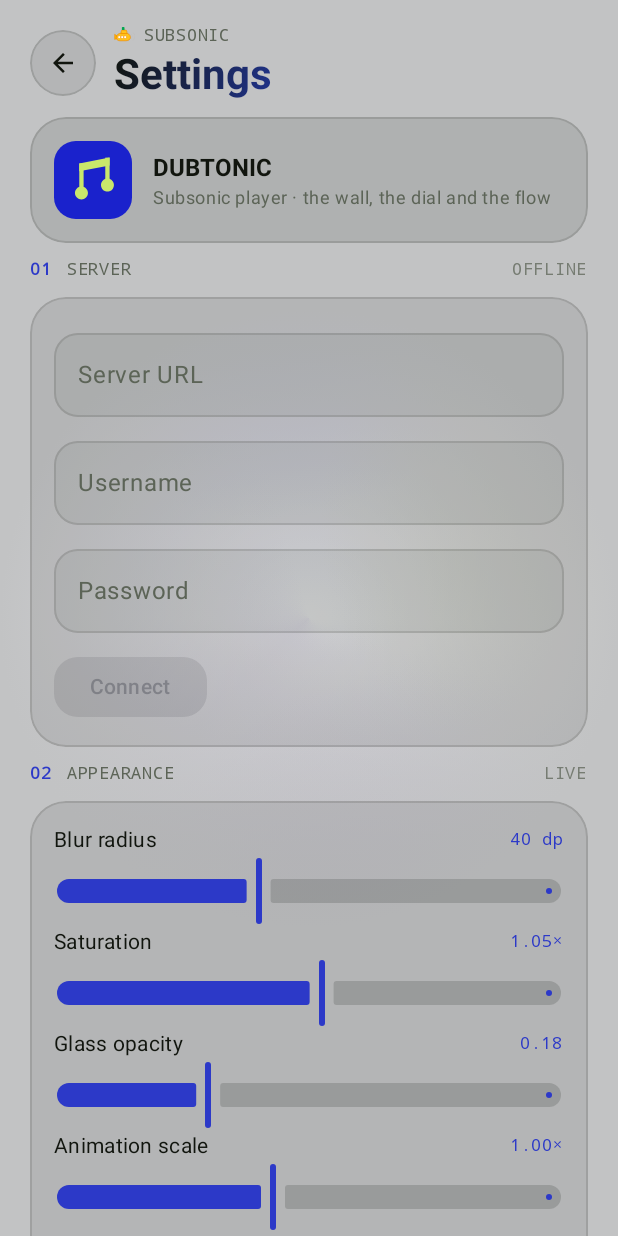
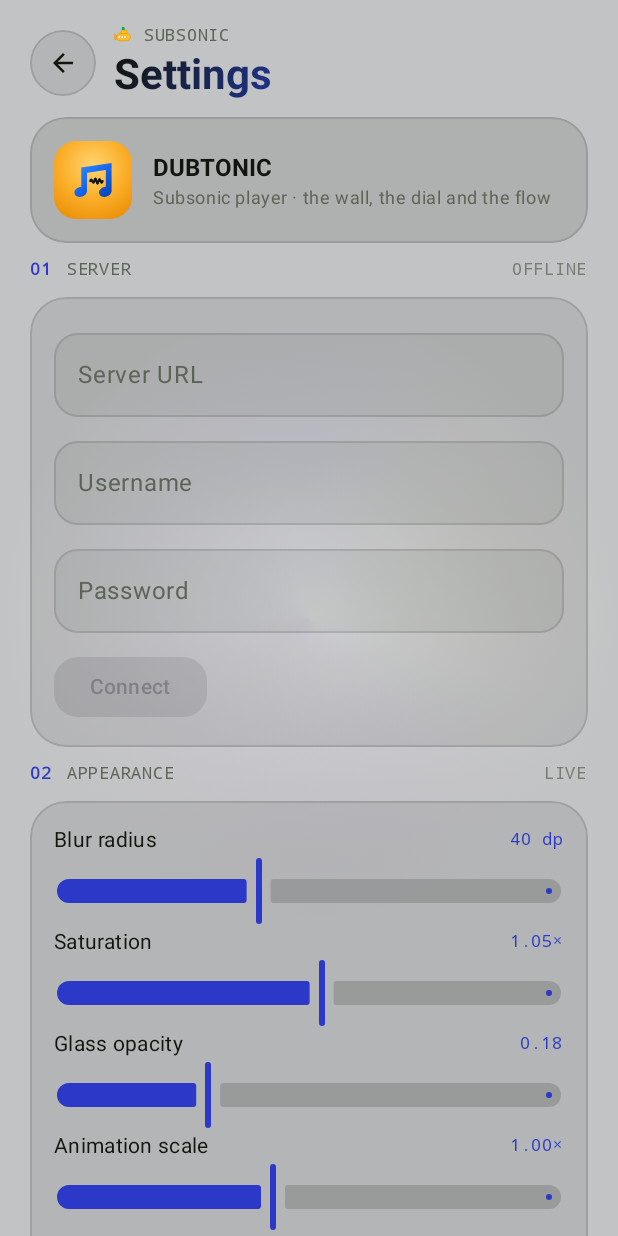
Before and after one commit to atomxkc-drold/DubTonic, an Android app built with Jetpack Compose: the SettingsScreen screen opened through its navigation route, on a phone screen of 412 x 824 dp. Run offline under Robolectric (Android 15) with nearby library versions, the phone set to English and light mode, and no system bars; our stand-ins replace Dagger/Hilt's generated code; libraries missing offline, so code that uses them is left out: androidx.palette.graphics; network calls fail; pictures from the network do not load; 4 statements that could not run were skipped.

Commit message:
More app icon changes

```diff
--- a/app/src/main/kotlin/com/androidharness/musicplayer/ui/chrome/Chrome.kt
+++ b/app/src/main/kotlin/com/androidharness/musicplayer/ui/chrome/Chrome.kt
@@ -38,10 +38,12 @@ import androidx.compose.runtime.staticCompositionLocalOf
 import androidx.compose.ui.Alignment
 import androidx.compose.ui.Modifier
 import androidx.compose.ui.draw.clip
+import androidx.compose.ui.geometry.Offset
 import androidx.compose.ui.graphics.Brush
 import androidx.compose.ui.graphics.Color
 import androidx.compose.ui.graphics.Shape
 import androidx.compose.ui.graphics.lerp
+import androidx.compose.ui.platform.LocalDensity
 import androidx.compose.ui.res.painterResource
 import androidx.compose.ui.text.font.FontFamily
 import androidx.compose.ui.text.font.FontWeight
@@ -312,14 +314,31 @@ fun ChromeChip(
     }
 }
 
-/** Small brand tile: blue square, lime note. Mirrors the launcher icon. */
+/** Launcher field colours: amber radial, matching ic_launcher_background. */
+private val IconFieldLight = Color(0xFFFFD470)
+private val IconFieldMid = Color(0xFFFBAF2B)
+private val IconFieldDeep = Color(0xFFE88A00)
+
+/**
+ * Small brand tile: amber field, azure beamed note, ink waveform.
+ * Layer for layer the same mark as the launcher icon, so the header and Settings
+ * crest never drift from what sits on the home screen.
+ */
 @Composable
 fun BrandMark(size: Dp = 44.dp, modifier: Modifier = Modifier) {
+    val field = with(LocalDensity.current) {
+        val extent = size.toPx()
+        Brush.radialGradient(
+            colors = listOf(IconFieldLight, IconFieldMid, IconFieldDeep),
+            center = Offset(extent * 0.5f, extent * 0.32f),
+            radius = extent * 0.82f,
+        )
+    }
     Box(
         modifier = modifier
             .size(size)
             .clip(RoundedCornerShape(size * 0.28f))
-            .background(BrandBlue),
+            .background(field),
         contentAlignment = Alignment.Center,
     ) {
         Image(
--- a/app/src/main/res/drawable/ic_launcher_foreground.xml
+++ b/app/src/main/res/drawable/ic_launcher_foreground.xml
@@ -1,23 +1,32 @@
 <?xml version="1.0" encoding="utf-8"?>
 <vector xmlns:android="http://schemas.android.com/apk/res/android"
+    xmlns:aapt="http://schemas.android.com/aapt"
     android:width="108dp"
     android:height="108dp"
     android:viewportWidth="108"
     android:viewportHeight="108">
-    <!-- Beamed double note: two stems, one beam, two heads. -->
+
+    <!-- Beamed double note, one path so a single gradient flows across the whole mark. -->
+    <path android:pathData="M37.76,36.80 L79.73,30.50 L79.73,38.89 L37.76,45.19 Z M37.76,36.80 L45.73,35.60 L45.73,70.37 L37.76,70.37 Z M71.76,31.70 L79.73,30.50 L79.73,70.37 L71.76,70.37 Z M28.54,73.10 A8.81,6.93 -18 1 1 45.30,67.65 A8.81,6.93 -18 1 1 28.54,73.10 Z M62.53,73.10 A8.81,6.93 -18 1 1 79.30,67.65 A8.81,6.93 -18 1 1 62.53,73.10 Z">
+        <aapt:attr name="android:fillColor">
+            <gradient
+                android:type="linear"
+                android:startX="30.8"
+                android:startY="30.5"
+                android:endX="69.4"
+                android:endY="77.5">
+                <item android:offset="0.0" android:color="@color/icon_azure_light" />
+                <item android:offset="0.52" android:color="@color/icon_azure" />
+                <item android:offset="1.0" android:color="@color/icon_azure_deep" />
+            </gradient>
+        </aapt:attr>
+    </path>
+
+    <!-- Dub waveform riding in the hollow of the note. -->
     <path
-        android:fillColor="#C9E86B"
-        android:pathData="M35,31 L77,23 L77,34 L35,42 Z" />
-    <path
-        android:fillColor="#C9E86B"
-        android:pathData="M35,31 h6 v34 h-6 z" />
-    <path
-        android:fillColor="#C9E86B"
-        android:pathData="M71,23 h6 v30 h-6 z" />
-    <path
-        android:fillColor="#C9E86B"
-        android:pathData="M29,72 A9,9 0 1,0 47,72 A9,9 0 1,0 29,72 Z" />
-    <path
-        android:fillColor="#C9E86B"
-        android:pathData="M65,61 A9,9 0 1,0 83,61 A9,9 0 1,0 65,61 Z" />
+        android:pathData="M50.14,55.47 C51.06,52.70 52.09,52.70 53.01,55.47 C53.93,58.24 54.96,58.24 55.88,55.47 C56.79,50.86 57.83,50.86 58.75,55.47 C59.66,60.09 60.70,60.09 61.61,55.47 C62.53,52.01 63.56,52.01 64.48,55.47 C65.40,58.94 66.43,58.94 67.35,55.47"
+        android:strokeColor="@color/icon_ink"
+        android:strokeWidth="3"
+        android:strokeLineCap="round"
+        android:strokeLineJoin="round" />
 </vector>
--- a/app/src/main/res/mipmap-anydpi-v26/ic_launcher.xml
+++ b/app/src/main/res/mipmap-anydpi-v26/ic_launcher.xml
@@ -1,6 +1,6 @@
 <?xml version="1.0" encoding="utf-8"?>
 <adaptive-icon xmlns:android="http://schemas.android.com/apk/res/android">
-    <background android:drawable="@color/ic_launcher_background" />
+    <background android:drawable="@drawable/ic_launcher_background" />
     <foreground android:drawable="@drawable/ic_launcher_foreground" />
     <monochrome android:drawable="@drawable/ic_launcher_monochrome" />
 </adaptive-icon>
--- a/app/src/main/res/mipmap-anydpi-v26/ic_launcher_round.xml
+++ b/app/src/main/res/mipmap-anydpi-v26/ic_launcher_round.xml
@@ -1,6 +1,6 @@
 <?xml version="1.0" encoding="utf-8"?>
 <adaptive-icon xmlns:android="http://schemas.android.com/apk/res/android">
-    <background android:drawable="@color/ic_launcher_background" />
+    <background android:drawable="@drawable/ic_launcher_background" />
     <foreground android:drawable="@drawable/ic_launcher_foreground" />
     <monochrome android:drawable="@drawable/ic_launcher_monochrome" />
 </adaptive-icon>
--- a/app/src/main/res/values/colors.xml
+++ b/app/src/main/res/values/colors.xml
@@ -1,6 +1,14 @@
 <?xml version="1.0" encoding="utf-8"?>
 <resources>
-    <color name="ic_launcher_background">#1A22CC</color>
+    <!-- Launcher icon palette: amber field, azure note, ink waveform. -->
+    <color name="ic_launcher_background">#FBAF2B</color>
+    <color name="icon_orange_light">#FFD470</color>
+    <color name="icon_orange_mid">#FBAF2B</color>
+    <color name="icon_orange_deep">#E88A00</color>
+    <color name="icon_azure_light">#3490FF</color>
+    <color name="icon_azure">#1668F0</color>
+    <color name="icon_azure_deep">#0A48BC</color>
+    <color name="icon_ink">#121212</color>
     <color name="brand_blue">#1A22CC</color>
     <color name="brand_lime">#C9E86B</color>
 </resources>
```
Also changed, not shown: app/src/main/res/drawable/ic_launcher_background.xml (added, +12 -0 lines), app/src/main/res/drawable/ic_launcher_monochrome.xml (+1 -13 lines), gradle.properties (+13 -5 lines), 1 other file.
